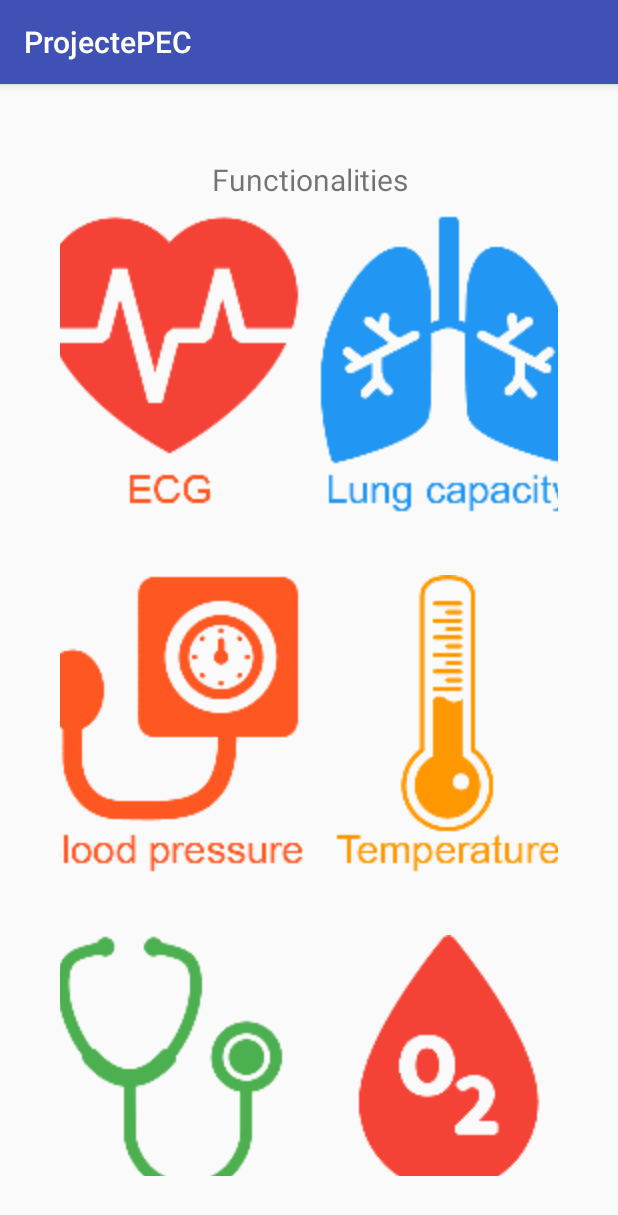
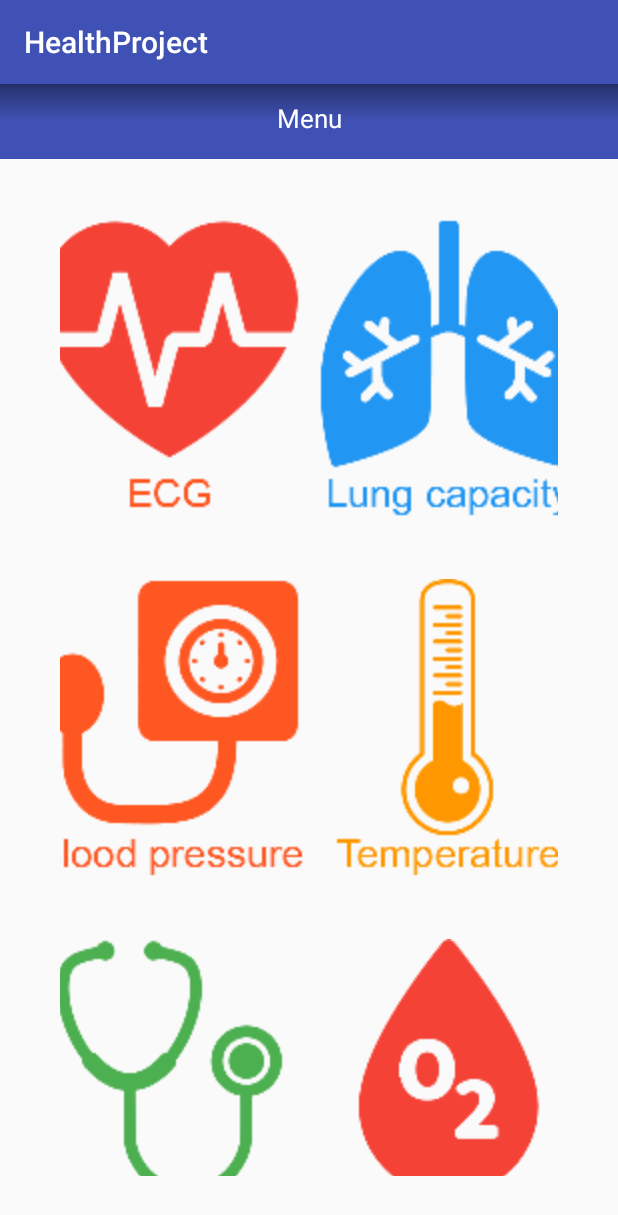
Before and after one commit to kevinsala/HealthProject, an Android app: the screen it shows after launch (MainActivity), on a phone screen of 412 x 824 dp. Shown: the top 1215 px of the screen. Run offline under Robolectric (Android 15) with nearby library versions, the phone set to English and light mode, and no system bars.

Commit message:
PagerTitleStrip

```diff
--- a/app/src/main/java/com/example/ksala/healthproject/FunctionFragment.java
+++ b/app/src/main/java/com/example/ksala/healthproject/FunctionFragment.java
@@ -55,7 +55,7 @@ public class FunctionFragment extends AbstractFragment implements AdapterView.On
                 page = 0;
                 break;
             case 5:
-                page = 5;
+                page = 6;
                 break;
         }
 
--- a/app/src/main/java/com/example/ksala/healthproject/ImageAdapter.java
+++ b/app/src/main/java/com/example/ksala/healthproject/ImageAdapter.java
@@ -13,13 +13,6 @@ import android.widget.ImageView;
 public class ImageAdapter extends BaseAdapter
 {
     private Context context;
-    private static final int resID []= {
-            R.mipmap.ecg,
-            R.mipmap.lungcapacity,
-            R.mipmap.bloodpressure,
-            R.mipmap.temperature,
-            R.mipmap.respiratoryrate,
-            R.mipmap.o2saturation };
 
     public ImageAdapter(Context c)
     {
@@ -52,7 +45,7 @@ public class ImageAdapter extends BaseAdapter
         } else {
             imageView = (ImageView) convertView;
         }
-        imageView.setImageResource(resID[position]);
+        imageView.setImageResource(Utils.medicalIcons[position]);
         return imageView;
     }
 }
--- a/app/src/main/java/com/example/ksala/healthproject/MainActivity.java
+++ b/app/src/main/java/com/example/ksala/healthproject/MainActivity.java
@@ -10,10 +10,12 @@ import android.support.v4.app.Fragment;
 import android.support.v4.app.FragmentManager;
 import android.support.v4.app.FragmentStatePagerAdapter;
 import android.support.v4.view.PagerAdapter;
+import android.support.v4.view.PagerTitleStrip;
 import android.support.v4.view.ViewPager;
 import android.support.v7.app.AppCompatActivity;
 import android.os.Bundle;
 import android.util.Log;
+import android.view.Gravity;
 import android.view.View;
 import android.widget.AdapterView;
 import java.util.Set;
@@ -47,6 +49,8 @@ public class MainActivity extends AppCompatActivity {
         viewPager = (ViewPager) findViewById(R.id.viewPager);
         viewPager.setAdapter(pagerAdapter);
         setCurrentPage(MAIN_PAGE);
+        ((PagerTitleStrip) findViewById(R.id.pagerTitleStrip)).setTextSpacing(540);
+        ((PagerTitleStrip) findViewById(R.id.pagerTitleStrip)).setGravity(Gravity.CENTER);
     }
 
 
@@ -167,5 +171,10 @@ public class MainActivity extends AppCompatActivity {
         public int getCount() {
             return NUM_PAGES;
         }
+
+        @Override
+        public CharSequence getPageTitle(int position) {
+            return getResources().getString(Utils.medicalNames[position]);
+        }
     }
 }
--- a/app/src/main/java/com/example/ksala/healthproject/Utils.java
+++ b/app/src/main/java/com/example/ksala/healthproject/Utils.java
@@ -6,9 +6,27 @@ import java.util.UUID;
  * Created by ksala on 12/11/2015.
  */
 public class Utils {
+    public static final String LOG_TAG = "LOG-PEC";
+
     /* TODO: Change name to OTOWISKIS */
     public static final String BT_DEVICE_NAME = "pec10f";
     public static final int BT_ENABLE_REQUEST = 0;
-    public static final String LOG_TAG = "LOG-PEC";
     public static final UUID MY_UUID = UUID.fromString("00001101-0000-1000-8000-00805f9b34fb");
+
+    public static final int medicalIcons []= {
+            R.mipmap.ecg,
+            R.mipmap.lungcapacity,
+            R.mipmap.bloodpressure,
+            R.mipmap.temperature,
+            R.mipmap.respiratoryrate,
+            R.mipmap.o2saturation };
+
+    public static final int medicalNames []= {
+            R.string.respiratoryrate,
+            R.string.bloodpressure,
+            R.string.ecg,
+            R.string.menu,
+            R.string.lungcapacity,
+            R.string.temperature,
+            R.string.o2saturation};
 }
--- /dev/null
+++ b/app/src/main/res/drawable/titles_background.xml
@@ -0,0 +1,13 @@
+<?xml version="1.0" encoding="UTF-8"?>
+<shape xmlns:android="http://schemas.android.com/apk/res/android" android:shape="rectangle" >
+
+    <gradient
+        android:angle="-90"
+        android:centerColor="#FF3F51B5"
+        android:endColor="#FF3F51B5"
+        android:startColor="#26326f"
+        android:type="linear" />
+
+
+
+</shape>
--- a/app/src/main/res/layout/activity_main.xml
+++ b/app/src/main/res/layout/activity_main.xml
@@ -8,6 +8,17 @@
     <android.support.v4.view.ViewPager
         android:id="@+id/viewPager"
         android:layout_width="match_parent"
-        android:layout_height="match_parent" />
+        android:layout_height="match_parent">
+
+        <android.support.v4.view.PagerTitleStrip
+            android:id="@+id/pagerTitleStrip"
+            android:layout_width="match_parent"
+            android:layout_height="50dp"
+            android:layout_gravity="top"
+            android:background="@drawable/titles_background"
+            android:textColor="#fff"
+            android:textSize="17sp"
+            android:paddingBottom="4dp" />
+    </android.support.v4.view.ViewPager>
 
 </RelativeLayout>
--- a/app/src/main/res/layout/fragment_function.xml
+++ b/app/src/main/res/layout/fragment_function.xml
@@ -10,15 +10,6 @@
     android:paddingTop="@dimen/margin"
     android:paddingBottom="@dimen/margin">
 
-    <TextView
-        android:id="@+id/functionalitiesTextView"
-        android:layout_width="match_parent"
-        android:layout_height="wrap_content"
-        android:padding="10dp"
-        android:text="@string/functionalities"
-        android:gravity="center"
-        android:textSize="20sp"/>
-
     <GridView
         android:id="@+id/functionGridView"
         android:layout_width="match_parent"
@@ -27,6 +18,5 @@
         android:verticalSpacing="40dp"
         android:horizontalSpacing="40dp"
         android:gravity="center"
-        android:numColumns="2">
-    </GridView>
+        android:numColumns="2"/>
 </LinearLayout>
--- a/app/src/main/res/values/strings.xml
+++ b/app/src/main/res/values/strings.xml
@@ -1,12 +1,12 @@
 <resources>
-    <string name="app_name">ProjectePEC</string>
-    <string name="functionalities">Functionalities</string>
-    <string name="electroFunc">Electrocardiogram</string>
-    <string name="oxySatFunc">Oxygen Saturation</string>
-    <string name="lungCapFunc">Lung Capacity</string>
-    <string name="respRateFunc">Respiratory Rate</string>
-    <string name="bloodPresFunc">Blood Pressure</string>
-    <string name="bodyTempFunc">Body Temperature</string>
+    <string name="app_name">HealthProject</string>
+    <string name="menu">Menu</string>
+    <string name="ecg">ECG</string>
+    <string name="o2saturation">Oxygen Saturation</string>
+    <string name="lungcapacity">Lung Capacity</string>
+    <string name="respiratoryrate">Respiratory Rate</string>
+    <string name="bloodpressure">Blood Pressure</string>
+    <string name="temperature">Temperature</string>
 
 <!-- TODO: Remove or change this placeholder text -->
     <string name="hello_blank_fragment">Hello blank fragment</string>
```
